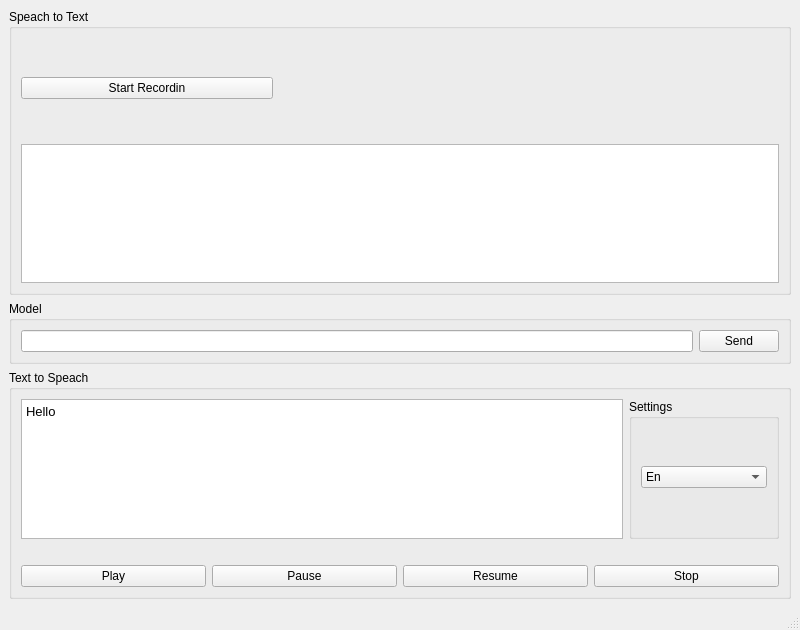
The window that mainwindow.ui (mola/QVoiceBridge) describes before a commit, drawn with Qt 5.
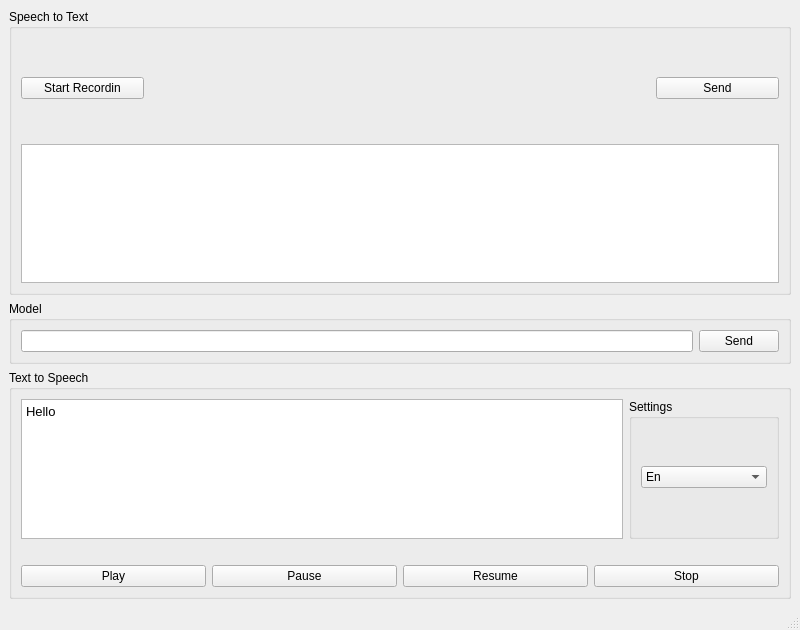
The same window after the commit.

What changed in the file:
```diff
--- a/mainwindow.ui
+++ b/mainwindow.ui
@@ -18,7 +18,7 @@
     <item>
      <widget class="QGroupBox" name="groupBox">
       <property name="title">
-       <string>Speach to Text</string>
+       <string>Speech to Text</string>
       </property>
       <layout class="QVBoxLayout" name="verticalLayout">
        <item>
@@ -46,6 +46,13 @@
            </property>
           </widget>
          </item>
+         <item>
+          <widget class="QPushButton" name="sendSpeechBtn">
+           <property name="text">
+            <string>Send</string>
+           </property>
+          </widget>
+         </item>
         </layout>
        </item>
        <item>
@@ -80,7 +87,7 @@
     <item>
      <widget class="QGroupBox" name="groupBox_2">
       <property name="title">
-       <string>Text to Speach</string>
+       <string>Text to Speech</string>
       </property>
       <layout class="QGridLayout" name="gridLayout">
        <item row="1" column="1">
```
Left out of the diff: 2 changed lines with no effect on the pictures.
